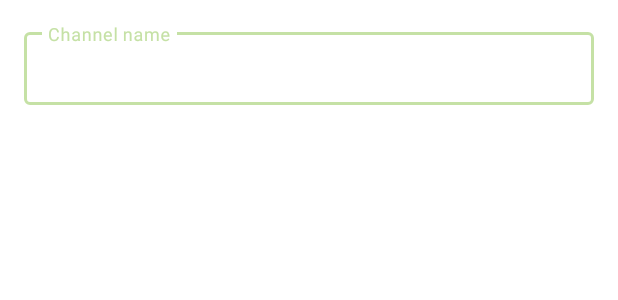
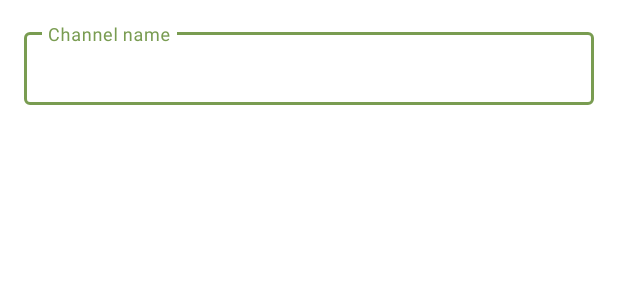
Before and after one commit to agaperra/make-me-chat-you, an Android app: the layout dialog_channel_name.xml on its own in the app's theme, with its tools: preview values and no code run, on a phone screen of 412 x 824 dp. Shown: the top 300 px of the screen. Run offline under Robolectric (Android 15) with nearby library versions, the phone set to English and light mode, and no system bars.

Commit message:
change colors, drop bias from layouts, update dependencies version

```diff
--- a/app/build.gradle
+++ b/app/build.gradle
@@ -63,9 +63,8 @@ dependencies {
     implementation "androidx.activity:activity-ktx:1.6.1"
 
 
-
     // Coroutines
-    implementation 'org.jetbrains.kotlinx:kotlinx-coroutines-core:1.5.0'
+    implementation 'org.jetbrains.kotlinx:kotlinx-coroutines-core:1.6.3'
     implementation 'org.jetbrains.kotlinx:kotlinx-coroutines-android:1.6.4'
 
     // Coroutine Lifecycle Scopes
--- a/app/src/main/res/layout/dialog_channel_name.xml
+++ b/app/src/main/res/layout/dialog_channel_name.xml
@@ -14,7 +14,6 @@
         android:hint="@string/channel_name"
         app:layout_constraintBottom_toBottomOf="parent"
         app:layout_constraintEnd_toEndOf="parent"
-        app:layout_constraintHorizontal_bias="0.5"
         app:layout_constraintStart_toStartOf="parent"
         app:layout_constraintTop_toTopOf="parent">
 
--- a/app/src/main/res/layout/fragment_channel.xml
+++ b/app/src/main/res/layout/fragment_channel.xml
@@ -20,7 +20,6 @@
         android:layout_height="0dp"
         app:layout_constraintBottom_toBottomOf="parent"
         app:layout_constraintEnd_toEndOf="parent"
-        app:layout_constraintHorizontal_bias="0.5"
         app:layout_constraintStart_toStartOf="parent"
         app:layout_constraintTop_toBottomOf="@+id/channelListHeaderView" />
 
--- a/app/src/main/res/layout/fragment_chat.xml
+++ b/app/src/main/res/layout/fragment_chat.xml
@@ -10,7 +10,6 @@
         android:layout_width="0dp"
         android:layout_height="wrap_content"
         app:layout_constraintEnd_toEndOf="parent"
-        app:layout_constraintHorizontal_bias="0.5"
         app:layout_constraintStart_toStartOf="parent"
         app:layout_constraintTop_toTopOf="parent" />
 
@@ -20,7 +19,6 @@
         android:layout_height="0dp"
         app:layout_constraintBottom_toTopOf="@+id/messageInputView"
         app:layout_constraintEnd_toEndOf="parent"
-        app:layout_constraintHorizontal_bias="0.5"
         app:layout_constraintStart_toStartOf="parent"
         app:layout_constraintTop_toBottomOf="@+id/messageListHeaderView" />
 
@@ -30,7 +28,6 @@
         android:layout_height="wrap_content"
         app:layout_constraintBottom_toBottomOf="parent"
         app:layout_constraintEnd_toEndOf="parent"
-        app:layout_constraintHorizontal_bias="0.5"
         app:layout_constraintStart_toStartOf="parent" />
 
 </androidx.constraintlayout.widget.ConstraintLayout>
--- a/app/src/main/res/layout/fragment_login.xml
+++ b/app/src/main/res/layout/fragment_login.xml
@@ -28,7 +28,6 @@
         android:hint="@string/username"
         app:layout_constraintBottom_toTopOf="@+id/btn_confirm"
         app:layout_constraintEnd_toEndOf="parent"
-        app:layout_constraintHorizontal_bias="0.5"
         app:layout_constraintStart_toStartOf="parent"
         app:layout_constraintTop_toBottomOf="@+id/tvLogin">
 
@@ -56,7 +55,6 @@
         android:visibility="gone"
         app:layout_constraintBottom_toBottomOf="@+id/btn_confirm"
         app:layout_constraintEnd_toEndOf="parent"
-        app:layout_constraintHorizontal_bias="0.5"
         app:layout_constraintStart_toStartOf="parent"
         app:layout_constraintTop_toTopOf="@+id/btn_confirm"
         tools:visibility="visible" />
--- a/app/src/main/res/values/colors.xml
+++ b/app/src/main/res/values/colors.xml
@@ -1,9 +1,9 @@
 <?xml version="1.0" encoding="utf-8"?>
 <resources>
-    <color name="green_200">#C5E1A5</color>
-    <color name="green_500">#8BC34A</color>
-    <color name="green_700">#579C1C</color>
-    <color name="orange">#ED744E</color>
+    <color name="green_200">#799C51</color>
+    <color name="green_500">#5E8A2B</color>
+    <color name="green_700">#3C7709</color>
+    <color name="orange">#8E4F26</color>
     <color name="black">#FF000000</color>
     <color name="white">#FFFFFFFF</color>
 </resources>
```
